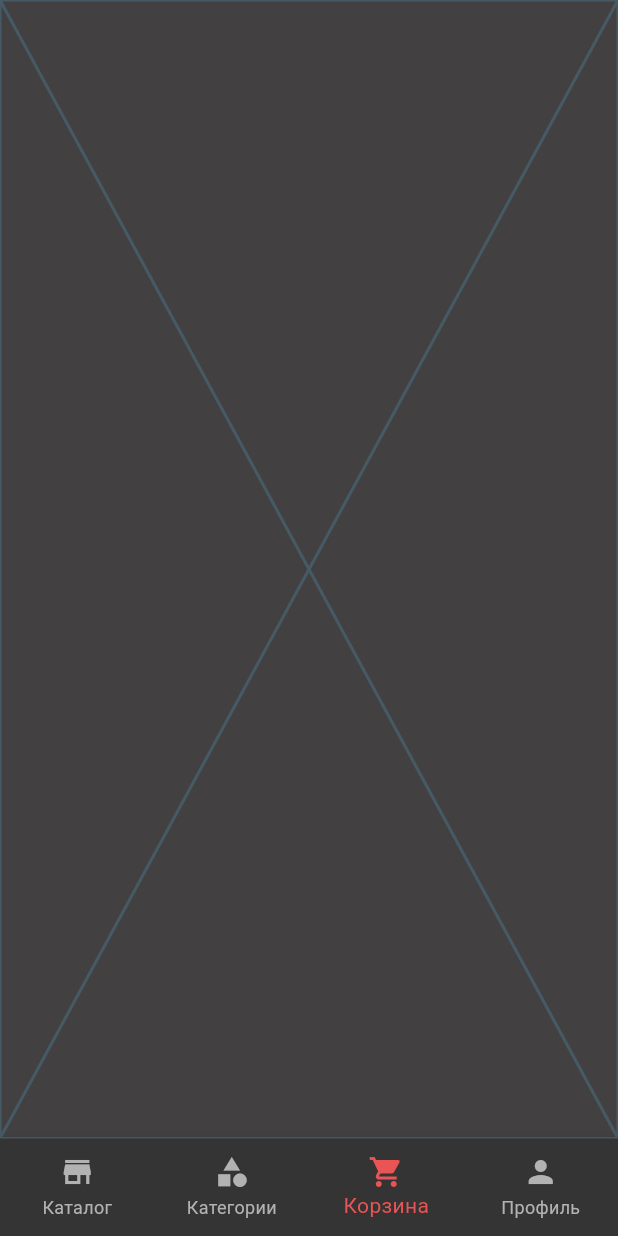
After one commit to Maksim-Vork/shop_easy, a Flutter app: the MainScaffold screen opened directly, item 3 of the bottom bar chosen, on a phone screen of 412 x 824 dp. The commit adds this screen. Run offline on Flutter 3.47's test engine with Material 3 defaults, Android fonts, the phone set to English and light mode, and no system bars; our stand-ins replace dio, flutter_bloc, shared_preferences; accounts and stored records are empty; network calls fail.

Commit message:
Добавлен bottom_bar, реализован экран категорий и прописан UI(Без вывода отсортированный товаров)

```diff
--- /dev/null
+++ b/chill_market/lib/features/cart/cart_screen.dart
@@ -0,0 +1,10 @@
+import 'package:flutter/widgets.dart';
+
+class CartScreen extends StatelessWidget {
+  const CartScreen({super.key});
+
+  @override
+  Widget build(BuildContext context) {
+    return const Placeholder();
+  }
+}
--- a/chill_market/lib/features/catalog/domain/repository/catalog_repository.dart
+++ b/chill_market/lib/features/catalog/domain/repository/catalog_repository.dart
@@ -2,4 +2,5 @@ import 'package:chill_market/features/catalog/domain/entity/product.dart';
 
 abstract class CatalogRepository {
   Future<List<Product>> getListProduct();
+  Future<List<Product>> getListProductBySlug(String slug);
 }
--- a/chill_market/lib/features/catalog/presentation/screens/ProductListScreen/catalog_screen.dart
+++ b/chill_market/lib/features/catalog/presentation/screens/ProductListScreen/catalog_screen.dart
@@ -26,7 +26,10 @@ class _CatalogHomeState extends State<CatalogHome> {
     return BlocBuilder<ProductListBloc, ProductListState>(
       builder: (context, state) {
         if (state is ProductListInitial || state is ProductListLoading) {
-          return Scaffold(body: Center(child: CircularProgressIndicator()));
+          return Container(
+            color: Colors.black54, // Полупрозрачная подложка
+            child: Center(child: CircularProgressIndicator()),
+          );
         } else if (state is ProductListLoaded) {
           return CatalogScreen(products: state.products);
         } else if (state is ProductListError) {
--- a/chill_market/lib/main.dart
+++ b/chill_market/lib/main.dart
@@ -17,7 +17,7 @@ import 'package:chill_market/features/catalog/data/repository/catalog_repository
 import 'package:chill_market/features/catalog/domain/repository/catalog_repository.dart';
 import 'package:chill_market/features/catalog/domain/usecase/get_list_product.dart';
 import 'package:chill_market/features/catalog/presentation/screens/ProductListScreen/bloc/product_list_bloc.dart';
-import 'package:chill_market/features/catalog/presentation/screens/ProductListScreen/catalog_screen.dart';
+import 'package:chill_market/main_scaffold.dart';
 import 'package:flutter/material.dart';
 import 'package:flutter_bloc/flutter_bloc.dart';
 import 'package:shared_preferences/shared_preferences.dart';
@@ -80,7 +80,7 @@ void main() async {
                 body: Center(child: CircularProgressIndicator()),
               );
             } else if (state is SuccesAuthState) {
-              return CatalogHome();
+              return MainScaffold();
             } else {
               return LoginScreen();
             }
--- /dev/null
+++ b/chill_market/lib/main_scaffold.dart
@@ -0,0 +1,60 @@
+import 'package:chill_market/core/Service/ThemeService/app_theme.dart';
+import 'package:chill_market/features/cart/cart_screen.dart';
+import 'package:chill_market/features/catalog/presentation/screens/ProductCategoryScreen/product_category_screen.dart';
+import 'package:chill_market/features/catalog/presentation/screens/ProductListScreen/catalog_screen.dart';
+import 'package:chill_market/features/profile/settings_screen.dart';
+
+import 'package:flutter/material.dart';
+
+class MainScaffold extends StatefulWidget {
+  const MainScaffold({super.key});
+
+  @override
+  // ignore: library_private_types_in_public_api
+  _MainScaffoldState createState() => _MainScaffoldState();
+}
+
+class _MainScaffoldState extends State<MainScaffold> {
+  int _currentIndex = 0;
+
+  final List<Widget> _screens = [
+    CatalogHome(),
+    ProductCategoryScreen(),
+    CartScreen(),
+    SettingsScreen(),
+  ];
+
+  @override
+  Widget build(BuildContext context) {
+    return Scaffold(
+      body: _screens[_currentIndex],
+      bottomNavigationBar: SizedBox(
+        height: 65,
+        child: BottomNavigationBar(
+          backgroundColor: AppTheme.appBarColor,
+          type: BottomNavigationBarType.fixed,
+          unselectedItemColor: AppTheme.bottomBarColor,
+          selectedItemColor: Theme.of(context).colorScheme.primary,
+          currentIndex: _currentIndex,
+          onTap: (index) {
+            setState(() {
+              _currentIndex = index;
+            });
+          },
+          items: const [
+            BottomNavigationBarItem(icon: Icon(Icons.store), label: 'Каталог'),
+            BottomNavigationBarItem(
+              icon: Icon(Icons.category),
+              label: 'Категории',
+            ),
+            BottomNavigationBarItem(
+              icon: Icon(Icons.shopping_cart),
+              label: 'Корзина',
+            ),
+            BottomNavigationBarItem(icon: Icon(Icons.person), label: 'Профиль'),
+          ],
+        ),
+      ),
+    );
+  }
+}
```
Also changed, not shown: chill_market/lib/features/catalog/data/datasource/catalog_remote_data.dart (+17 -0 lines), chill_market/lib/features/catalog/data/repository/catalog_repository_impl.dart (+10 -0 lines), chill_market/lib/features/catalog/domain/usecase/get_list_products_by_slug.dart (added, +15 -0 lines), chill_market/lib/features/catalog/presentation/screens/ProductCategoryScreen/bloc/category_bloc.dart (added, +9 -0 lines), chill_market/lib/features/catalog/presentation/screens/ProductCategoryScreen/bloc/category_event.dart (added, +7 -0 lines), chill_market/lib/features/catalog/presentation/screens/ProductCategoryScreen/bloc/category_state.dart (added, +19 -0 lines), chill_market/lib/features/catalog/presentation/screens/ProductCategoryScreen/product_category_screen.dart (added, +204 -0 lines), chill_market/lib/features/profile/settings_screen.dart (added, +10 -0 lines).
